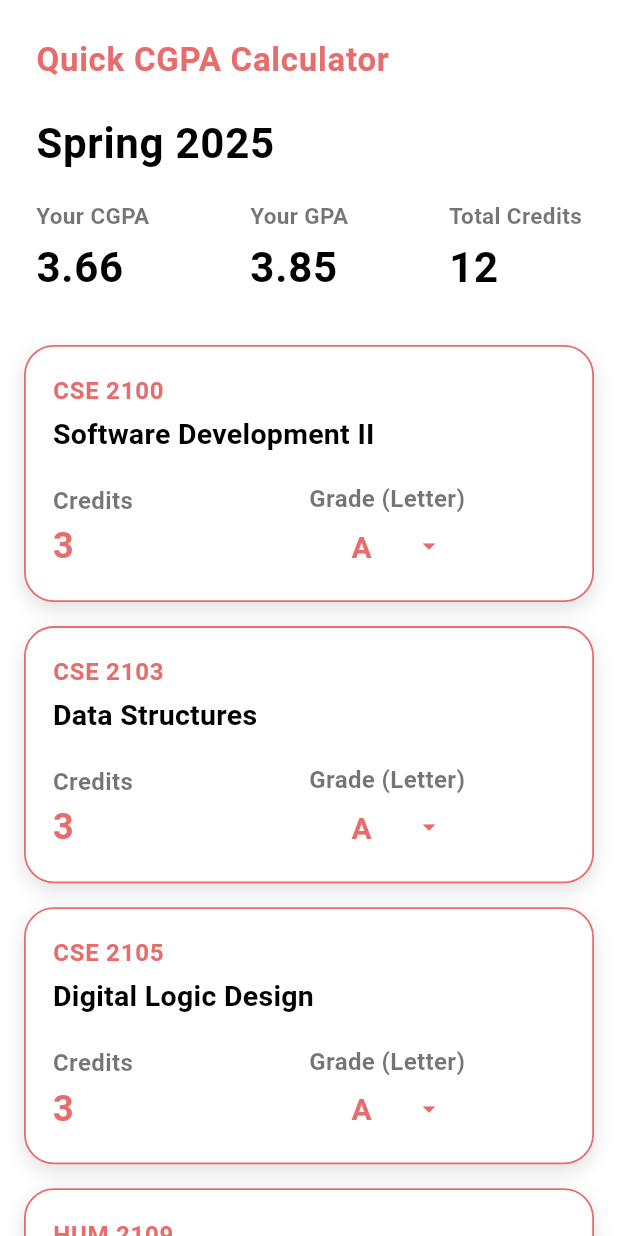
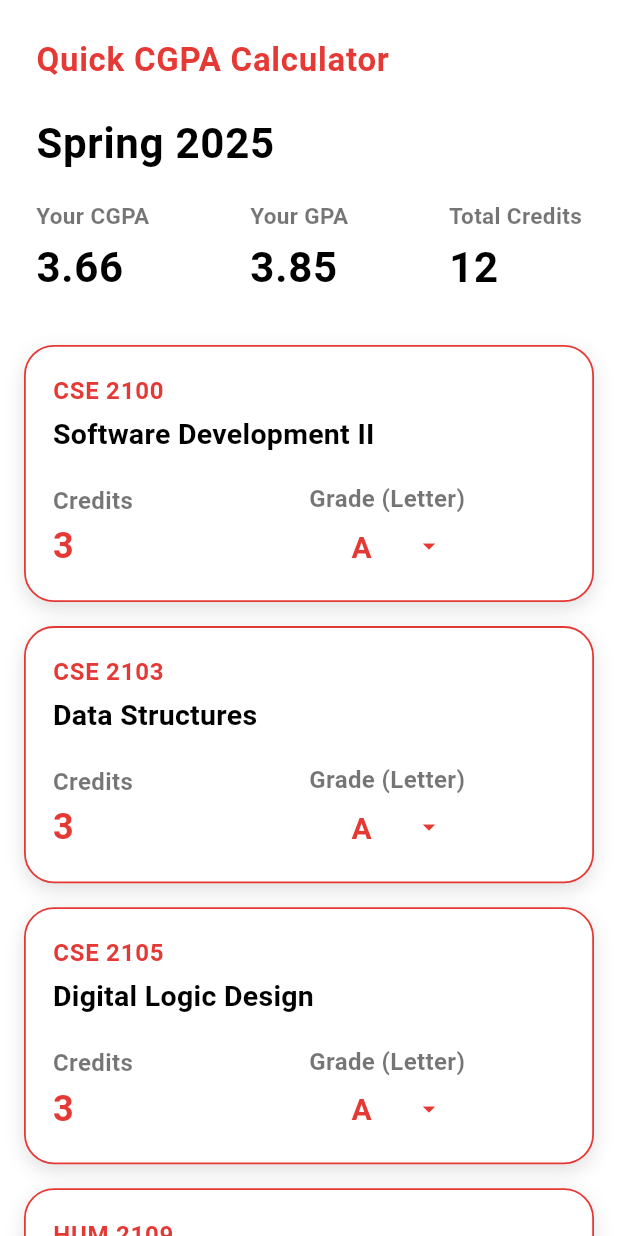
Before and after one commit to adityasaha03/AUSTmate, a Flutter app: the SemesterCGPACalculatorScreen screen opened directly, on a phone screen of 412 x 824 dp. Run offline on Flutter 3.47's test engine with Material 3 defaults, Android fonts, the phone set to English and light mode, and no system bars; our stand-ins replace flutter_secure_storage, google_sign_in, supabase_flutter, webview_flutter; accounts and stored records are empty.

```diff
--- a/austmate/lib/pages/GpaCalculator/cgpa_calculator_screen.dart
+++ b/austmate/lib/pages/GpaCalculator/cgpa_calculator_screen.dart
@@ -48,7 +48,7 @@ class SemesterCGPACalculatorScreen extends StatelessWidget {
                   const Text(
                     "Quick CGPA Calculator",
                     style: TextStyle(
-                      color: Color(0xFFE76C6C),
+                      color: Color(0xFFE53935),
                       fontSize: 22,
                       fontWeight: FontWeight.bold,
                       letterSpacing: 0.5,
--- a/austmate/lib/pages/GpaCalculator/course_card.dart
+++ b/austmate/lib/pages/GpaCalculator/course_card.dart
@@ -35,7 +35,7 @@ class _CourseCardState extends State<CourseCard> {
             offset: Offset(0, 4),
           ),
         ],
-        border: Border.all(color: Color(0xFFE76C6C), width: 1.2),
+        border: Border.all(color: Color(0xFFE53935), width: 1.2),
       ),
       padding: const EdgeInsets.all(18),
       child: Column(
@@ -44,7 +44,7 @@ class _CourseCardState extends State<CourseCard> {
           Text(
             widget.course.code,
             style: const TextStyle(
-              color: Color(0xFFE76C6C),
+              color: Color(0xFFE53935),
               fontSize: 16,
               fontWeight: FontWeight.w700,
               letterSpacing: 0.5,
@@ -82,7 +82,7 @@ class _CourseCardState extends State<CourseCard> {
                     Text(
                       '${widget.course.credits}',
                       style: const TextStyle(
-                        color: Color(0xFFE76C6C),
+                        color: Color(0xFFE53935),
                         fontSize: 24,
                         fontWeight: FontWeight.bold,
                       ),
@@ -117,11 +117,11 @@ class _CourseCardState extends State<CourseCard> {
                             dropdownColor: Colors.white,
                             icon: const Icon(
                               Icons.arrow_drop_down,
-                              color: Color(0xFFE76C6C),
+                              color: Color(0xFFE53935),
                               size: 20,
                             ),
                             style: const TextStyle(
-                              color: Color(0xFFE76C6C),
+                              color: Color(0xFFE53935),
                               fontSize: 18,
                               fontWeight: FontWeight.bold,
                             ),
@@ -133,7 +133,7 @@ class _CourseCardState extends State<CourseCard> {
                                   child: Text(
                                     grade,
                                     style: const TextStyle(
-                                      color: Color(0xFFE76C6C),
+                                      color: Color(0xFFE53935),
                                       fontSize: 20,
                                       fontWeight: FontWeight.bold,
                                     ),
--- a/austmate/lib/pages/HomeScreen/home_screen.dart
+++ b/austmate/lib/pages/HomeScreen/home_screen.dart
@@ -168,7 +168,7 @@ class _HomeScreenState extends State<HomeScreen> {
                     onTap: _showAddTaskDialog,
                     child: Row(
                       children: [
-                        const Icon(Icons.add, color: Color(0xFFE76C6C)),
+                        const Icon(Icons.add, color: Color(0xFFE53935)),
                         const SizedBox(width: 8),
                         Text(
                           "Add task",
@@ -192,7 +192,7 @@ class _HomeScreenState extends State<HomeScreen> {
                         child: TaskItem(
                           title: task.name,
                           badge: remainingDays,
-                          badgeColor: const Color(0xFFE76C6C),
+                          badgeColor: const Color(0xFFE53935),
                           bold: remainingDays == "today",
                         ),
                       ),
--- a/austmate/lib/pages/profile_page.dart
+++ b/austmate/lib/pages/profile_page.dart
@@ -192,7 +192,7 @@ class _ProfilePageState extends State<ProfilePage> {
                       onPressed: _onSetSchedule,
 
                       style: ElevatedButton.styleFrom(
-                        backgroundColor: const Color(0xFFE76C6C),
+                        backgroundColor: const Color(0xFFE53935),
                         shape: RoundedRectangleBorder(
                           borderRadius: BorderRadius.circular(50),
                         ),
@@ -213,7 +213,7 @@ class _ProfilePageState extends State<ProfilePage> {
                       onPressed: logout,
 
                       style: ElevatedButton.styleFrom(
-                        backgroundColor: const Color(0xFFE76C6C),
+                        backgroundColor: const Color(0xFFE53935),
                         shape: RoundedRectangleBorder(
                           borderRadius: BorderRadius.circular(50),
                         ),
--- a/austmate/lib/pages/scheduler_page.dart
+++ b/austmate/lib/pages/scheduler_page.dart
@@ -304,7 +304,7 @@ class _SchedulerPageState extends State<SchedulerPage> {
                                 const EdgeInsets.symmetric(vertical: 10),
                             decoration: BoxDecoration(
                               color: isSelected
-                                  ? const Color(0xFFE76C6C)
+                                  ? const Color(0xFFE53935)
                                   : Colors.grey.shade200,
                               borderRadius: BorderRadius.circular(25),
                             ),
@@ -364,7 +364,7 @@ class _SchedulerPageState extends State<SchedulerPage> {
                       child: Row(
                         children: [
                           const Icon(Icons.calendar_today,
-                              size: 18, color: Color(0xFFE76C6C)),
+                              size: 18, color: Color(0xFFE53935)),
                           const SizedBox(width: 10),
                           Text(
                             repeatLabel,
@@ -387,7 +387,7 @@ class _SchedulerPageState extends State<SchedulerPage> {
                     child: ElevatedButton(
                       onPressed: _saving ? null : _save,
                       style: ElevatedButton.styleFrom(
-                        backgroundColor: const Color(0xFFE76C6C),
+                        backgroundColor: const Color(0xFFE53935),
                         foregroundColor: Colors.white,
                         padding: const EdgeInsets.symmetric(
                             horizontal: 28, vertical: 14),
```
Also changed, not shown: austmate/lib/services/calendar_service.dart (+60 -30 lines).
